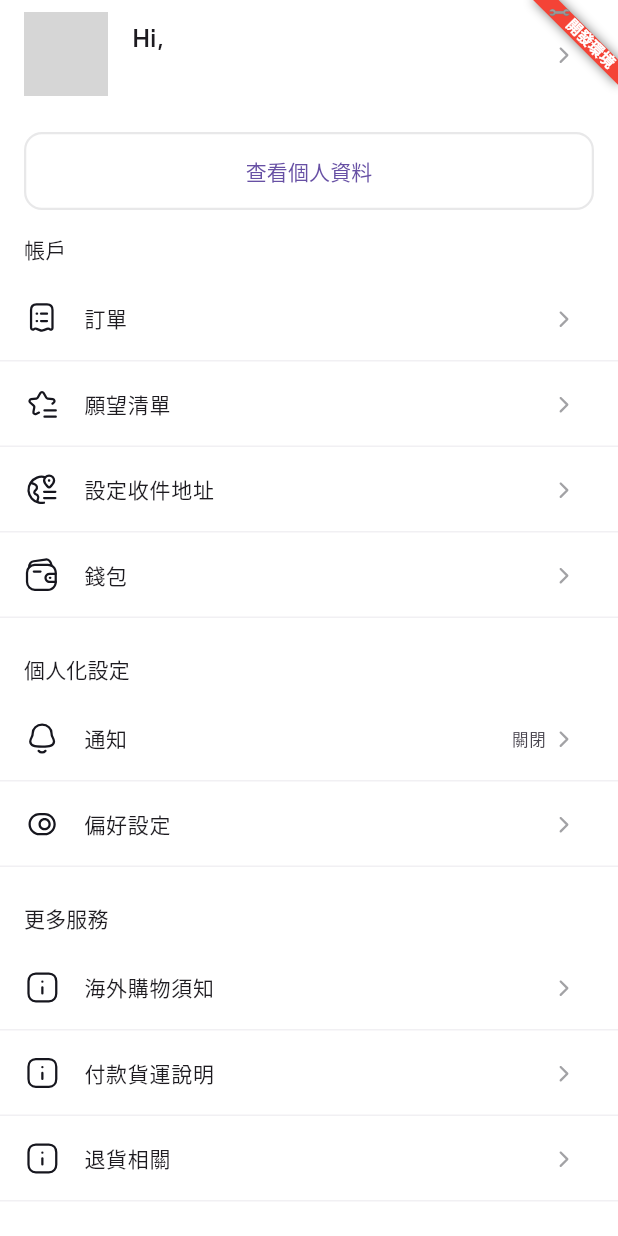
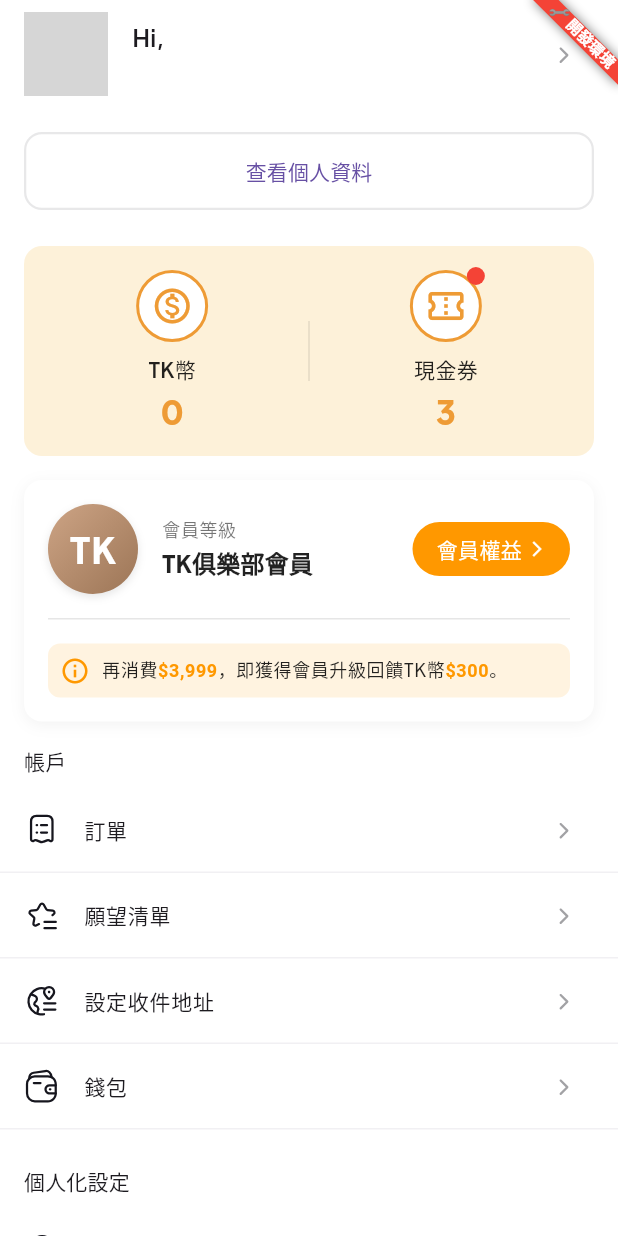
Before and after one commit to beta0221/kingpork-app, a Flutter app: the ProfileScreen screen opened by its route, on a phone screen of 412 x 824 dp. Run offline on Flutter 3.47's test engine with Material 3 defaults, Android fonts, the light colour scheme and no system bars; our stand-ins replace cached_network_image, connectivity_plus, flutter_rating_bar, flutter_svg, flutter_widget_from_html_core, form_field_validator and 3 more; missing offline and left inert: flutter_inappwebview; accounts and stored records are empty; network calls fail; grey boxes are pictures that could not be loaded.

Commit message:
我的 元件

```diff
--- a/lib/screens/on_sale/views/on_sale_screen.dart
+++ b/lib/screens/on_sale/views/on_sale_screen.dart
@@ -18,15 +18,15 @@ class OnSaleScreen extends StatelessWidget {
       body: SafeArea(
         child: CustomScrollView(
           slivers: [
-            const SliverAppBar(
-              floating: true,
-              title: Text("特價中"),
-              actions: [
-                ShoppingBag(
-                  numOfItem: 3,
-                ),
-              ],
-            ),
+            // const SliverAppBar(
+            //   floating: true,
+            //   title: Text("特價中"),
+            //   actions: [
+            //     ShoppingBag(
+            //       numOfItem: 3,
+            //     ),
+            //   ],
+            // ),
             SliverToBoxAdapter(
               child: BannerLStyle1(
                 image: "https://i.ytimg.com/vi/1AUhrQwoQtU/maxresdefault.jpg",
--- /dev/null
+++ b/lib/screens/profile/views/components/membership_level_card.dart
@@ -0,0 +1,178 @@
+import 'package:flutter/material.dart';
+import 'package:tklab_ec_v2/constants.dart';
+
+class MembershipLevelCard extends StatelessWidget {
+  const MembershipLevelCard({super.key});
+
+  @override
+  Widget build(BuildContext context) {
+    return Container(
+      margin: const EdgeInsets.symmetric(
+        horizontal: defaultPadding,
+        vertical: defaultPadding / 2,
+      ),
+      padding: const EdgeInsets.all(defaultPadding),
+      decoration: BoxDecoration(
+        color: Colors.white,
+        borderRadius: BorderRadius.circular(12),
+        boxShadow: [
+          BoxShadow(
+            color: Colors.black.withValues(alpha: 0.05),
+            blurRadius: 8,
+            offset: const Offset(0, 2),
+          ),
+        ],
+      ),
+      child: Column(
+        children: [
+          // Top section: Badge + Level + Benefits button
+          Row(
+            children: [
+              // Member badge icon
+              Container(
+                width: 60,
+                height: 60,
+                decoration: BoxDecoration(
+                  shape: BoxShape.circle,
+                  gradient: LinearGradient(
+                    begin: Alignment.topLeft,
+                    end: Alignment.bottomRight,
+                    colors: [
+                      const Color.fromRGBO(205, 164, 133, 1),
+                      const Color.fromRGBO(156, 117, 86, 1),
+                    ],
+                  ),
+                  boxShadow: [
+                    BoxShadow(
+                      color: Colors.black.withValues(alpha: 0.1),
+                      blurRadius: 4,
+                      offset: const Offset(0, 2),
+                    ),
+                  ],
+                ),
+                child: Center(
+                  child: Text(
+                    'TK',
+                    style: TextStyle(
+                      color: Colors.white,
+                      fontSize: 24,
+                      fontWeight: FontWeight.bold,
+                      letterSpacing: 1,
+                    ),
+                  ),
+                ),
+              ),
+              const SizedBox(width: defaultPadding),
+              // Level text
+              Expanded(
+                child: Column(
+                  crossAxisAlignment: CrossAxisAlignment.start,
+                  children: [
+                    Text(
+                      '會員等級',
+                      style: Theme.of(context).textTheme.bodySmall?.copyWith(
+                            color: Colors.black54,
+                          ),
+                    ),
+                    const SizedBox(height: 2),
+                    Text(
+                      'TK俱樂部會員',
+                      style: Theme.of(context).textTheme.titleMedium?.copyWith(
+                            fontWeight: FontWeight.bold,
+                            color: Colors.black87,
+                          ),
+                    ),
+                  ],
+                ),
+              ),
+              // Benefits button
+              Container(
+                padding: const EdgeInsets.symmetric(
+                  horizontal: defaultPadding,
+                  vertical: defaultPadding / 2,
+                ),
+                decoration: BoxDecoration(
+                  color: const Color.fromRGBO(255, 152, 0, 1),
+                  borderRadius: BorderRadius.circular(20),
+                ),
+                child: Row(
+                  mainAxisSize: MainAxisSize.min,
+                  children: [
+                    Text(
+                      '會員權益',
+                      style: TextStyle(
+                        color: Colors.white,
+                        fontSize: 14,
+                        fontWeight: FontWeight.w500,
+                      ),
+                    ),
+                    const SizedBox(width: 4),
+                    Icon(
+                      Icons.arrow_forward_ios,
+                      color: Colors.white,
+                      size: 12,
+                    ),
+                  ],
+                ),
+              ),
+            ],
+          ),
+          const SizedBox(height: defaultPadding),
+          // Divider
+          Divider(
+            height: 1,
+            color: Colors.black.withValues(alpha: 0.1),
+          ),
+          const SizedBox(height: defaultPadding),
+          // Progress section
+          Container(
+            padding: const EdgeInsets.all(defaultPadding / 2),
+            decoration: BoxDecoration(
+              color: const Color.fromRGBO(255, 243, 224, 1),
+              borderRadius: BorderRadius.circular(8),
+            ),
+            child: Row(
+              children: [
+                Icon(
+                  Icons.info_outline,
+                  color: const Color.fromRGBO(255, 152, 0, 1),
+                  size: 20,
+                ),
+                const SizedBox(width: 8),
+                Expanded(
+                  child: RichText(
+                    text: TextSpan(
+                      style: Theme.of(context).textTheme.bodySmall?.copyWith(
+                            color: Colors.black87,
+                            height: 1.4,
+                          ),
+                      children: [
+                        const TextSpan(text: '再消費'),
+                        TextSpan(
+                          text: '\$3,999',
+                          style: TextStyle(
+                            color: const Color.fromRGBO(255, 152, 0, 1),
+                            fontWeight: FontWeight.bold,
+                          ),
+                        ),
+                        const TextSpan(text: '，即獲得會員升級回饋TK幣'),
+                        TextSpan(
+                          text: '\$300',
+                          style: TextStyle(
+                            color: const Color.fromRGBO(255, 152, 0, 1),
+                            fontWeight: FontWeight.bold,
+                          ),
+                        ),
+                        const TextSpan(text: '。'),
+                      ],
+                    ),
+                  ),
+                ),
+              ],
+            ),
+          ),
+        ],
+      ),
+    );
+  }
+}
--- /dev/null
+++ b/lib/screens/profile/views/components/rewards_card.dart
@@ -0,0 +1,133 @@
+import 'package:flutter/material.dart';
+import 'package:tklab_ec_v2/constants.dart';
+
+class RewardsCard extends StatelessWidget {
+  const RewardsCard({super.key});
+
+  @override
+  Widget build(BuildContext context) {
+    return Container(
+      margin: const EdgeInsets.symmetric(
+        horizontal: defaultPadding,
+        vertical: defaultPadding / 2,
+      ),
+      padding: const EdgeInsets.symmetric(
+        horizontal: defaultPadding * 1.5,
+        vertical: defaultPadding,
+      ),
+      decoration: BoxDecoration(
+        color: const Color.fromRGBO(253, 241, 217, 1),
+        borderRadius: BorderRadius.circular(12),
+      ),
+      child: Row(
+        children: [
+          // TK幣 section
+          Expanded(
+            child: _RewardItem(
+              icon: Icons.monetization_on_outlined,
+              iconColor: const Color.fromRGBO(238, 155, 53, 1.0),
+              title: 'TK幣',
+              value: '0',
+              hasNotification: false,
+            ),
+          ),
+          // Divider
+          Container(
+            width: 1,
+            height: 40,
+            color: Colors.black.withValues(alpha: 0.1),
+            margin: const EdgeInsets.symmetric(horizontal: defaultPadding),
+          ),
+          // 現金券 section
+          Expanded(
+            child: _RewardItem(
+              icon: Icons.confirmation_num_outlined,
+              iconColor: const Color.fromRGBO(238, 155, 53, 1.0),
+              title: '現金券',
+              value: '3',
+              hasNotification: true,
+            ),
+          ),
+        ],
+      ),
+    );
+  }
+}
+
+class _RewardItem extends StatelessWidget {
+  final IconData icon;
+  final Color iconColor;
+  final String title;
+  final String value;
+  final bool hasNotification;
+
+  const _RewardItem({
+    required this.icon,
+    required this.iconColor,
+    required this.title,
+    required this.value,
+    this.hasNotification = false,
+  });
+
+  @override
+  Widget build(BuildContext context) {
+    return Column(
+      children: [
+        // Icon with notification badge
+        Stack(
+          clipBehavior: Clip.none,
+          children: [
+            Container(
+              width: 48,
+              height: 48,
+              decoration: BoxDecoration(
+                color: Colors.white,
+                shape: BoxShape.circle,
+                border: Border.all(
+                  color: iconColor,
+                  width: 2,
+                ),
+              ),
+              child: Icon(
+                icon,
+                color: iconColor,
+                size: 28,
+              ),
+            ),
+            if (hasNotification)
+              Positioned(
+                right: -2,
+                top: -2,
+                child: Container(
+                  width: 12,
+                  height: 12,
+                  decoration: const BoxDecoration(
+                    color: Colors.red,
+                    shape: BoxShape.circle,
+                  ),
+                ),
+              ),
+          ],
+        ),
+        const SizedBox(height: 8),
+        // Title
+        Text(
+          title,
+          style: Theme.of(context).textTheme.bodyMedium?.copyWith(
+                color: Colors.black87,
+                fontWeight: FontWeight.w500,
+              ),
+        ),
+        const SizedBox(height: 4),
+        // Value
+        Text(
+          value,
+          style: Theme.of(context).textTheme.titleLarge?.copyWith(
+                color: const Color.fromRGBO(238, 155, 53, 1.0),
+                fontWeight: FontWeight.bold,
+              ),
+        ),
+      ],
+    );
+  }
+}
--- a/lib/screens/profile/views/profile_screen.dart
+++ b/lib/screens/profile/views/profile_screen.dart
@@ -2,13 +2,14 @@ import 'package:flutter/material.dart';
 import 'package:flutter_svg/svg.dart';
 import 'package:provider/provider.dart';
 import 'package:tklab_ec_v2/components/list_tile/divider_list_tile.dart';
-import 'package:tklab_ec_v2/components/network_image_with_loader.dart';
 import 'package:tklab_ec_v2/constants.dart';
 import 'package:tklab_ec_v2/route/screen_export.dart';
 import 'package:tklab_ec_v2/viewmodels/member_view_model.dart';
 
 import 'components/profile_card.dart';
 import 'components/profile_menu_item_list_tile.dart';
+import 'components/rewards_card.dart';
+import 'components/membership_level_card.dart';
 
 class ProfileScreen extends StatelessWidget {
   const ProfileScreen({super.key});
@@ -44,18 +45,14 @@ class ProfileScreen extends StatelessWidget {
               },
             ),
           ),
-          // Padding(
-          //   padding: const EdgeInsets.symmetric(
-          //       horizontal: defaultPadding, vertical: defaultPadding * 1.5),
-          //   child: GestureDetector(
-          //     onTap: () {},
-          //     child: const AspectRatio(
-          //       aspectRatio: 1.8,
-          //       child:
-          //           NetworkImageWithLoader("https://i.imgur.com/dz0BBom.png"),
-          //     ),
-          //   ),
-          // ),
+
+          // Rewards Card (TK幣 & 現金券)
+          const RewardsCard(),
+
+          // Membership Level Card
+          const MembershipLevelCard(),
+
+          const SizedBox(height: defaultPadding / 2),
 
           Padding(
             padding: const EdgeInsets.symmetric(horizontal: defaultPadding),
```
Also changed, not shown: 1 other file.
